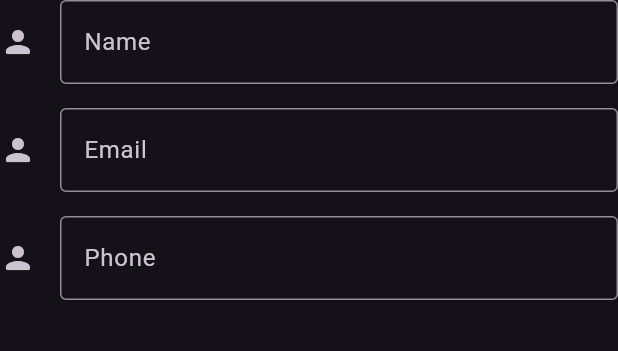
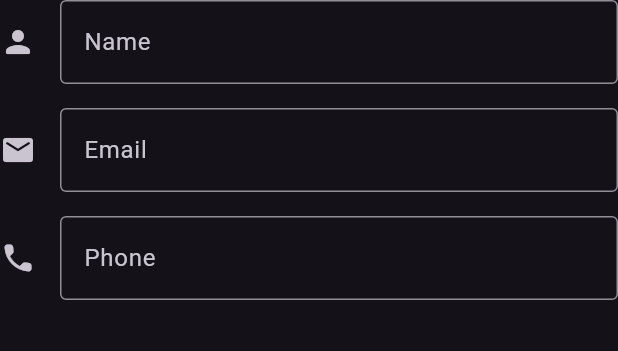
Before and after one commit to pvdthings/librarian_app, a Flutter app: the BorrowerDetails widget shown alone on an empty page, opened directly with empty values, on a phone screen of 412 x 824 dp. Shown: the top 351 px of the screen. Run offline on Flutter 3.47's test engine with Material 2 defaults, Android fonts, the phone set to English and light mode, and no system bars; our stand-ins replace dio, supabase_flutter; accounts and stored records are empty; network calls fail.

Commit message:
Fix icons in borrower details

```diff
--- a/lib/src/features/borrowers/presentation/borrower_details.dart
+++ b/lib/src/features/borrowers/presentation/borrower_details.dart
@@ -30,7 +30,7 @@ class BorrowerDetails extends StatelessWidget {
           readOnly: true,
           enabled: borrower.email != null,
           decoration: const InputDecoration(
-            icon: Icon(Icons.person_rounded),
+            icon: Icon(Icons.email_rounded),
             labelText: 'Email',
             border: OutlineInputBorder(),
           ),
@@ -41,7 +41,7 @@ class BorrowerDetails extends StatelessWidget {
           readOnly: true,
           enabled: borrower.phone != null,
           decoration: const InputDecoration(
-            icon: Icon(Icons.person_rounded),
+            icon: Icon(Icons.phone_rounded),
             labelText: 'Phone',
             border: OutlineInputBorder(),
           ),
```
